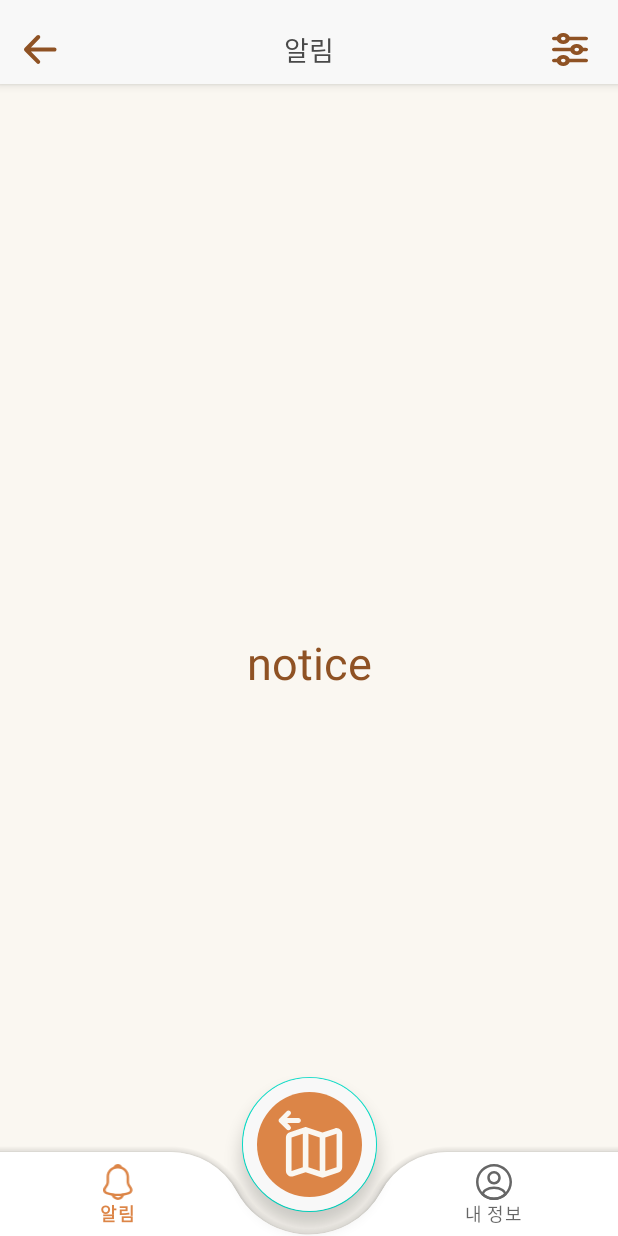
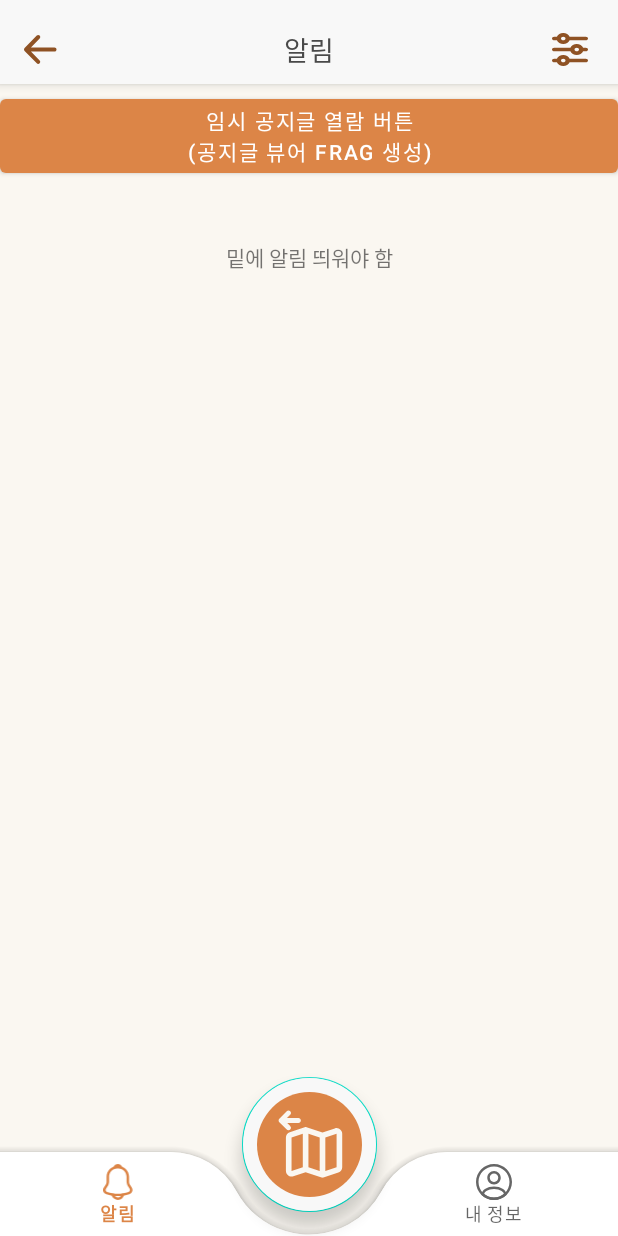
Before and after one commit to arty314/Broaf, an Android app: the fragment NoticeFragment placed in its activity, on a phone screen of 412 x 824 dp. Run offline under Robolectric (Android 15) with nearby library versions, the phone set to English and light mode, and no system bars; libraries missing offline, so code that uses them is left out: com.kakao.vectormap; 2 statements that could not run were skipped.

Commit message:
뒤로가기 버튼 다 달기

```diff
--- a/app/src/main/java/com/example/broaf/MainActivity.java
+++ b/app/src/main/java/com/example/broaf/MainActivity.java
@@ -30,6 +30,7 @@ public class MainActivity extends AppCompatActivity {
         //여기부터 '지도로 돌아가기 버튼'
         binding = ActivityMainBinding.inflate(getLayoutInflater());
         setContentView(binding.getRoot());
+
 
         replaceFragment(new HomeFragment());        //처음엔 HomeFragment가 표시됨
         binding.bottomNavigationView.setBackground(null);
--- a/app/src/main/java/com/example/broaf/NoticeFragment.java
+++ b/app/src/main/java/com/example/broaf/NoticeFragment.java
@@ -5,59 +5,19 @@ import android.os.Bundle;
 import androidx.appcompat.app.ActionBar;
 import androidx.appcompat.app.AppCompatActivity;
 import androidx.fragment.app.Fragment;
+import androidx.fragment.app.FragmentManager;
+import androidx.fragment.app.FragmentTransaction;
 
 import android.view.LayoutInflater;
 import android.view.View;
 import android.view.ViewGroup;
+import android.widget.Button;
+import android.widget.ImageButton;
 
-//그냥 빈 frag 만드니까 이렇게 떴음. 알아서 수정해주세요
-/**
- * A simple {@link Fragment} subclass.
- * Use the {@link NoticeFragment#newInstance} factory method to
- * create an instance of this fragment.
- */
+
 public class NoticeFragment extends Fragment {
 
-    // TODO: Rename parameter arguments, choose names that match
-    // the fragment initialization parameters, e.g. ARG_ITEM_NUMBER
-    private static final String ARG_PARAM1 = "param1";
-    private static final String ARG_PARAM2 = "param2";
-
-    // TODO: Rename and change types of parameters
-    private String mParam1;
-    private String mParam2;
-
-    public NoticeFragment() {
-        // Required empty public constructor
-    }
-
-    /**
-     * Use this factory method to create a new instance of
-     * this fragment using the provided parameters.
-     *
-     * @param param1 Parameter 1.
-     * @param param2 Parameter 2.
-     * @return A new instance of fragment NoticeFragment.
-     */
-    // TODO: Rename and change types and number of parameters
-    public static NoticeFragment newInstance(String param1, String param2) {
-        NoticeFragment fragment = new NoticeFragment();
-        Bundle args = new Bundle();
-        args.putString(ARG_PARAM1, param1);
-        args.putString(ARG_PARAM2, param2);
-        fragment.setArguments(args);
-        return fragment;
-    }
-
-    @Override
-    public void onCreate(Bundle savedInstanceState) {
-        super.onCreate(savedInstanceState);
-        if (getArguments() != null) {
-            mParam1 = getArguments().getString(ARG_PARAM1);
-            mParam2 = getArguments().getString(ARG_PARAM2);
-        }
-    }
-
+    private ImageButton toolbar_notice_back;
     @Override
     public View onCreateView(LayoutInflater inflater, ViewGroup container,
                              Bundle savedInstanceState) {
@@ -65,19 +25,28 @@ public class NoticeFragment extends Fragment {
         View view = inflater.inflate(R.layout.fragment_notice, container, false);
         getActivity().setTitle("알림");   //상단 액션바에 표기할 텍스트 내용 정하는 코드
 
+
+
+
+
+
+
+
+        //뒤로가기 버튼
+        toolbar_notice_back = (ImageButton) view.findViewById(R.id.toolbar_notice_back);
+        toolbar_notice_back.setOnClickListener(new View.OnClickListener() {
+            @Override
+            public void onClick(View v) {
+                HomeFragment homeFragment=new HomeFragment();
+                FragmentManager fragmentManager = getFragmentManager();
+                FragmentTransaction fragmentTransaction = fragmentManager.beginTransaction();
+                fragmentTransaction.add(R.id.frame_layout, homeFragment);
+                fragmentTransaction.commit();
+            }
+        });
+        //여기까지 뒤로가기
+
+
         return view;
     }
-
-
-    //액션바 가시성
-    @Override
-    public void onResume() {
-        super.onResume();
-        ActionBar ab = ((AppCompatActivity) getActivity()).getSupportActionBar();
-        if (ab != null) {
-            //ab.hide();      //상단바 숨기기
-            ab.show();    //상단바 보이기
-        }
-    }
-    //액션바 가시성 조절 끝
 }
--- a/app/src/main/res/layout/fragment_notice.xml
+++ b/app/src/main/res/layout/fragment_notice.xml
@@ -6,14 +6,35 @@
     tools:context=".NoticeFragment">
 
 
-    <TextView
+    <!--임시 버튼 리스트-->
+    <LinearLayout
         android:layout_width="match_parent"
         android:layout_height="match_parent"
         android:layout_marginTop="60dp"
-        android:text="notice"
-        android:gravity="center"
-        android:textSize="30sp"
-        android:textColor="@color/brown"/>
+        android:gravity="center_horizontal"
+        android:orientation="vertical"
+        >
+
+        <Button
+            android:id="@+id/viewpost_map_other"
+            android:layout_width="match_parent"
+            android:layout_height="wrap_content"
+            android:layout_gravity="center"
+            android:text="임시 공지글 열람 버튼\n(공지글 뷰어 frag 생성)"
+            />
+
+        <TextView
+            android:layout_width="match_parent"
+            android:layout_height="100dp"
+            android:text="밑에 알림 띄워야 함"
+            android:gravity="center"
+            />
+
+
+        <!--필요하시면 밑에 임시 버튼 더 다셔도 돼요-->
+
+    </LinearLayout>
+    <!--여기까지 임시 버튼들-->
 
 
 
```
Also changed, not shown: app/src/main/java/com/example/broaf/AccountInfoFragment.java (+25 -46 lines), app/src/main/java/com/example/broaf/AnnouncementViewerFragment.java (+23 -46 lines), app/src/main/java/com/example/broaf/MyinfoFragment.java (+0 -15 lines), app/src/main/java/com/example/broaf/NoticeSettingFragment.java (+24 -46 lines), app/src/main/res/layout/fragment_home.xml (+0 -7 lines).
